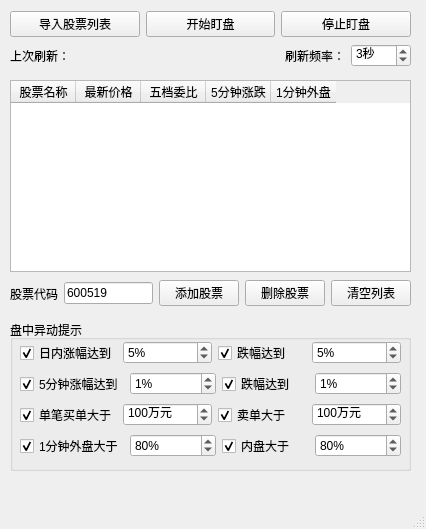
Before: the Qt Designer form QtDesign/LiveTracker.ui in victor647/QuantumStockTrade, drawn with Qt 5.
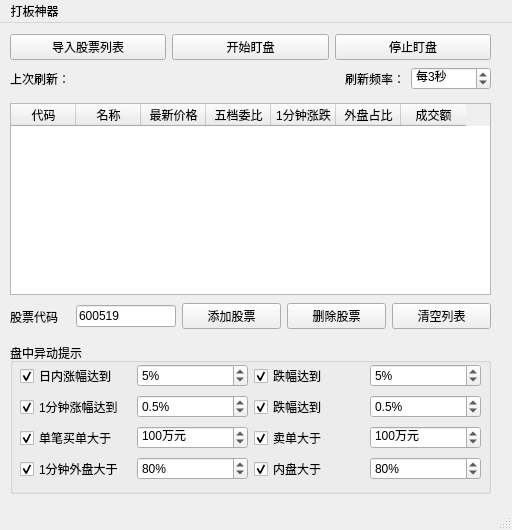
After: the same form once the commit is applied.

```diff
--- a/QtDesign/LiveTracker.ui
+++ b/QtDesign/LiveTracker.ui
@@ -6,8 +6,8 @@
    <rect>
     <x>0</x>
     <y>0</y>
-    <width>426</width>
-    <height>529</height>
+    <width>512</width>
+    <height>530</height>
    </rect>
   </property>
   <property name="windowTitle">
@@ -19,7 +19,7 @@
      <rect>
       <x>10</x>
       <y>80</y>
-      <width>401</width>
+      <width>481</width>
       <height>192</height>
      </rect>
     </property>
@@ -32,9 +32,17 @@
     <attribute name="horizontalHeaderDefaultSectionSize">
      <number>65</number>
     </attribute>
+    <attribute name="verticalHeaderDefaultSectionSize">
+     <number>25</number>
+    </attribute>
     <column>
      <property name="text">
-      <string>股票名称</string>
+      <string>代码</string>
+     </property>
+    </column>
+    <column>
+     <property name="text">
+      <string>名称</string>
      </property>
     </column>
     <column>
@@ -49,12 +57,17 @@
     </column>
     <column>
      <property name="text">
-      <string>5分钟涨跌</string>
+      <string>1分钟涨跌</string>
      </property>
     </column>
     <column>
      <property name="text">
-      <string>1分钟外盘</string>
+      <string>外盘占比</string>
+     </property>
+    </column>
+    <column>
+     <property name="text">
+      <string>成交额</string>
      </property>
     </column>
    </widget>
@@ -63,7 +76,7 @@
      <rect>
       <x>10</x>
       <y>320</y>
-      <width>401</width>
+      <width>481</width>
       <height>151</height>
      </rect>
     </property>
@@ -81,7 +94,7 @@
       <rect>
        <x>10</x>
        <y>20</y>
-       <width>381</width>
+       <width>461</width>
        <height>120</height>
       </rect>
      </property>
@@ -177,7 +190,7 @@
            </font>
           </property>
           <property name="text">
-           <string>5分钟涨幅达到</string>
+           <string>1分钟涨幅达到</string>
           </property>
           <property name="checked">
            <bool>true</bool>
@@ -185,21 +198,21 @@
          </widget>
         </item>
         <item>
-         <widget class="QSpinBox" name="spbFiveMinUpPercent">
-          <property name="font">
-           <font>
-            <family>Microsoft YaHei UI</family>
-            <pointsize>9</pointsize>
-           </font>
-          </property>
+         <widget class="QDoubleSpinBox" name="spbOneMinUpPercent">
           <property name="suffix">
            <string>%</string>
           </property>
+          <property name="decimals">
+           <number>1</number>
+          </property>
           <property name="maximum">
-           <number>10</number>
+           <double>10.000000000000000</double>
+          </property>
+          <property name="singleStep">
+           <double>0.100000000000000</double>
           </property>
           <property name="value">
-           <number>1</number>
+           <double>0.500000000000000</double>
           </property>
          </widget>
         </item>
@@ -220,21 +233,21 @@
          </widget>
         </item>
         <item>
-         <widget class="QSpinBox" name="spbFiveMinDownPercent">
-          <property name="font">
-           <font>
-            <family>Microsoft YaHei UI</family>
-            <pointsize>9</pointsize>
-           </font>
-          </property>
+         <widget class="QDoubleSpinBox" name="spbOneMinDownPercent">
           <property name="suffix">
            <string>%</string>
           </property>
+          <property name="decimals">
+           <number>1</number>
+          </property>
           <property name="maximum">
-           <number>10</number>
+           <double>10.000000000000000</double>
+          </property>
+          <property name="singleStep">
+           <double>0.100000000000000</double>
           </property>
           <property name="value">
-           <number>1</number>
+           <double>0.500000000000000</double>
           </property>
          </widget>
         </item>
@@ -403,12 +416,12 @@
      </layout>
     </widget>
    </widget>
-   <widget class="QWidget" name="">
+   <widget class="QWidget" name="layoutWidget">
     <property name="geometry">
      <rect>
       <x>10</x>
       <y>10</y>
-      <width>401</width>
+      <width>481</width>
       <height>60</height>
      </rect>
     </property>
@@ -484,6 +497,11 @@
            <height>16777215</height>
           </size>
          </property>
+         <property name="font">
+          <font>
+           <family>Microsoft YaHei UI</family>
+          </font>
+         </property>
          <property name="text">
           <string>刷新频率：</string>
          </property>
@@ -493,13 +511,21 @@
         <widget class="QSpinBox" name="spbUpdateFrequency">
          <property name="maximumSize">
           <size>
-           <width>60</width>
+           <width>80</width>
            <height>16777215</height>
           </size>
          </property>
+         <property name="font">
+          <font>
+           <family>Microsoft YaHei UI</family>
+          </font>
+         </property>
          <property name="suffix">
           <string>秒</string>
          </property>
+         <property name="prefix">
+          <string>每</string>
+         </property>
          <property name="minimum">
           <number>1</number>
          </property>
@@ -515,18 +541,24 @@
      </item>
     </layout>
    </widget>
-   <widget class="QWidget" name="">
+   <widget class="QWidget" name="layoutWidget">
     <property name="geometry">
      <rect>
       <x>10</x>
       <y>280</y>
-      <width>401</width>
+      <width>481</width>
       <height>27</height>
      </rect>
     </property>
     <layout class="QHBoxLayout" name="horizontalLayout_7">
      <item>
       <widget class="QLabel" name="lblNewStockCode">
+       <property name="maximumSize">
+        <size>
+         <width>60</width>
+         <height>16777215</height>
+        </size>
+       </property>
        <property name="font">
         <font>
          <family>Microsoft YaHei UI</family>
@@ -539,6 +571,17 @@
      </item>
      <item>
       <widget class="QLineEdit" name="iptStockCode">
+       <property name="maximumSize">
+        <size>
+         <width>100</width>
+         <height>16777215</height>
+        </size>
+       </property>
+       <property name="font">
+        <font>
+         <family>Microsoft YaHei UI</family>
+        </font>
+       </property>
        <property name="text">
         <string>600519</string>
        </property>
@@ -594,10 +637,18 @@
     <rect>
      <x>0</x>
      <y>0</y>
-     <width>426</width>
+     <width>512</width>
      <height>23</height>
     </rect>
    </property>
+   <widget class="QMenu" name="menu">
+    <property name="title">
+     <string>打板神器</string>
+    </property>
+    <addaction name="MaxStockWatcher"/>
+    <addaction name="MinStockWatcher"/>
+   </widget>
+   <addaction name="menu"/>
   </widget>
   <widget class="QStatusBar" name="statusbar"/>
  </widget>
```
Left out of the diff: 46 changed lines with no effect on the pictures.
